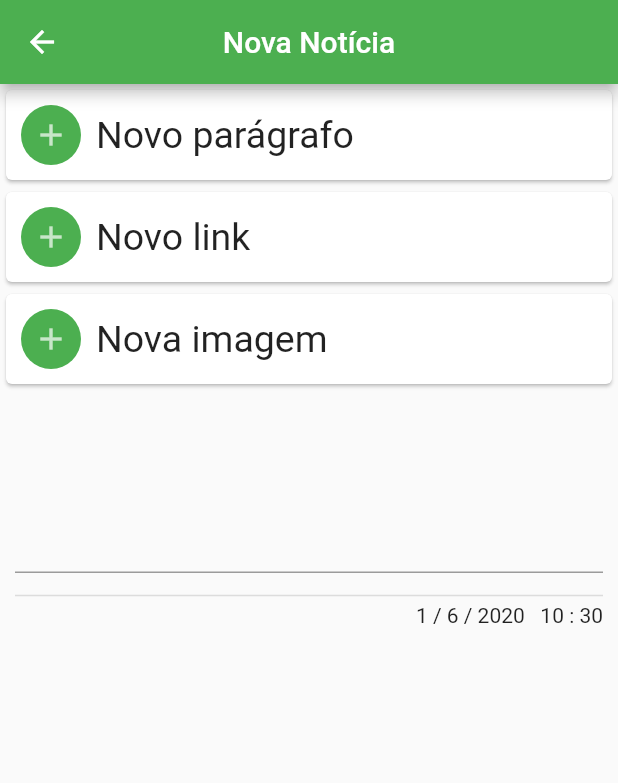
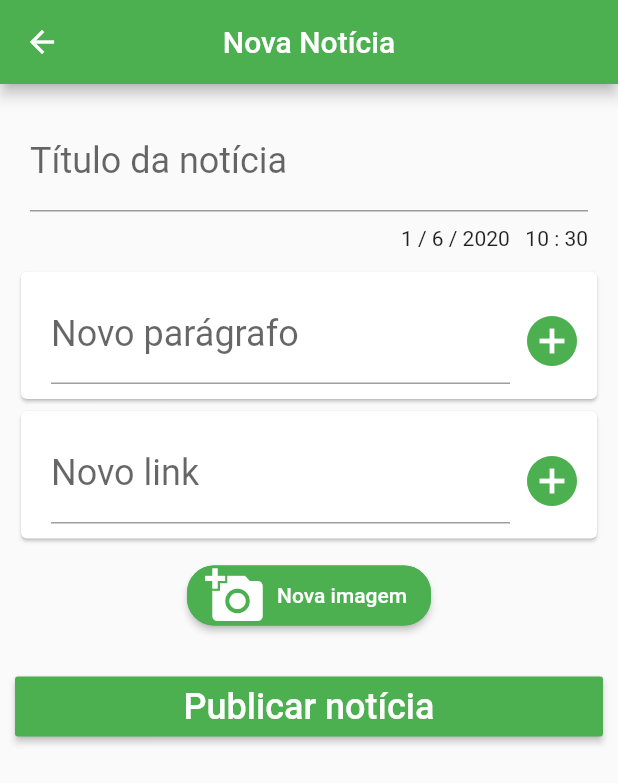
Before and after one commit to jung1989/app_comunica_if, a Flutter app: the InserirNoticia screen opened directly, on a phone screen of 412 x 824 dp. Shown: the top 783 px of the screen. Run offline on Flutter 3.47's test engine with Material 2 defaults, Android fonts, the phone set to English and light mode, and no system bars; our stand-ins replace image_picker; Roboto replaces fonts that are missing (Raleway).

Commit message:
Desenvolvimento da tela de inserção de notícias.

```diff
--- a/lib/model/noticia.dart
+++ b/lib/model/noticia.dart
@@ -18,5 +18,6 @@ class Conteudo {
 
   int tipo;
   String texto;
+  File arquivo;
 
 }
--- a/lib/testes/banco_ficticio.dart
+++ b/lib/testes/banco_ficticio.dart
@@ -167,6 +167,11 @@ class BancoFiciticio {
     return true;
   }
 
+  static bool inserirNoticia(Noticia n) {
+    noticiasBanco.add(n);
+    return true;
+  }
+
   static void _carregarGrupos() {
     _gruposBanco = List();
 
--- a/lib/ui/inserir_noticia.dart
+++ b/lib/ui/inserir_noticia.dart
@@ -1,16 +1,14 @@
-import 'package:app_comunica_if/model/grupo.dart';
-import 'package:app_comunica_if/model/mensagem.dart';
+import 'dart:io';
+
 import 'package:app_comunica_if/model/noticia.dart';
 import 'package:app_comunica_if/sistema/sistema_admin.dart';
 import 'package:app_comunica_if/testes/banco_ficticio.dart';
 import 'package:app_comunica_if/ui/padroes.dart';
+import 'package:flutter/cupertino.dart';
 import 'package:flutter/material.dart';
+import 'package:image_picker/image_picker.dart';
 import 'package:url_launcher/url_launcher.dart';
-
-import 'montar_noticia.dart';
-import 'previa_noticia.dart';
-
-
+import 'dart:async';
 
 class InserirNoticia extends StatefulWidget {
   @override
@@ -18,13 +16,16 @@ class InserirNoticia extends StatefulWidget {
 }
 
 class _InserirNoticiaState extends State<InserirNoticia> {
-
   Noticia noticia;
 
   Conteudo ultimoConteudoRemovido;
   int ultimoIndiceRemovido;
 
+  TextEditingController _controllerTitulo = TextEditingController();
+
   final chaveScaffold = GlobalKey<ScaffoldState>();
+
+  final picker = ImagePicker();
 
   @override
   void initState() {
@@ -47,98 +48,176 @@ class _InserirNoticiaState extends State<InserirNoticia> {
   }
 
   Widget montarPrevia() {
-    return Column(
+    return Padding(
+      padding: EdgeInsets.only(left: 10, right: 10),
+      child: Column(
         children: <Widget>[
-        cardInserirConteudo(context, "Novo parágrafo", null),
-        cardInserirConteudo(context, "Novo link", null),
-        cardInserirConteudo(context, "Nova imagem", null),
-        SizedBox(
-          height: 50,
-        ),
           Column(
             children: montarPreviaNoticia(noticia),
-        )
+          ),
+          cardInserirParagrafo(),
+          cardInserirLink(),
+          cardInserirImagem(),
+          SizedBox(height: 20),
+          SizedBox(
+            width: double.infinity,
+            height: 40,
+            child: RaisedButton(
+                child: Text("Publicar notícia",
+                  style: TextStyle(fontSize: 24, color: Colors.white)),
+                color: Colors.green,
+                onPressed: publicarNoticia
+            ),
+          ),
+          SizedBox(height: 50),
         ],
+      ),
     );
   }
 
   publicarNoticia() {
-//    mensagem.titulo = _controllerTitulo.text;
-//    mensagem.conteudo = _controllerConteudo.text;
-//    mensagem.dataHoraPublicacao = DateTime.now();
-//    mensagem.administrador = SistemaAdmin().administrador;
-//
-//    showDialog(
-//        context: context,
-//        builder: (_) => AlertDialog(
-//          title: Text("Publicar?"),
-//          content:
-//          Column(
-//            mainAxisSize: MainAxisSize.min,
-//            crossAxisAlignment: CrossAxisAlignment.start,
-//            children: <Widget>[
-//              linhaTextoExpandida("Após publicada, a mensagem não poderá ser alterada."),
-//              SizedBox(height: 20),
-//              linhaTextoExpandida("Deseja realmente publicar?"),
-//            ],
-//          ),
-//
-//          actions: <Widget>[
-//            FlatButton(
-//              child: Text("Não"),
-//              onPressed: () {
-//                Navigator.of(context).pop();
-//              },
-//            ),
-//            FlatButton(
-//                child: Text("Sim"),
-//                onPressed: () {
-//                  if (BancoFiciticio.inserirMensagem(mensagem)) {
-//                    Navigator.pop(context);
-//                  }
-//                  Navigator.pop(context);
-//                }),
-//          ],
-//        ));
+    noticia.titulo = _controllerTitulo.text;
+
+    noticia.dataHoraPublicacao = DateTime.now();
+    noticia.administrador = SistemaAdmin().administrador;
+
+    showDialog(
+        context: context,
+        builder: (_) => AlertDialog(
+          title: Text("Publicar?"),
+          content:
+          Column(
+            mainAxisSize: MainAxisSize.min,
+            crossAxisAlignment: CrossAxisAlignment.start,
+            children: <Widget>[
+              linhaTextoExpandida("Após publicada, a notícia não poderá ser alterada."),
+              SizedBox(height: 20),
+              linhaTextoExpandida("Deseja realmente publicar?"),
+            ],
+          ),
+
+          actions: <Widget>[
+            FlatButton(
+              child: Text("Não"),
+              onPressed: () {
+                Navigator.of(context).pop();
+              },
+            ),
+            FlatButton(
+                child: Text("Sim"),
+                onPressed: () {
+                  if (BancoFiciticio.inserirNoticia(noticia)) {
+                    Navigator.pop(context);
+                  }
+                  Navigator.pop(context);
+                }),
+          ],
+        ));
   }
 
-  Widget cardInserirConteudo(
-      BuildContext context, String texto, StatefulWidget sw) {
-    return GestureDetector(
-      onTap: () {
-        Conteudo c = Conteudo();
-        c.texto = "sdhoad sdonsaodi sdohnd asodhn  ";
-        c.tipo = Conteudo.TIPO_PARAGRAFO;
-        setState(() {
-          noticia.conteudos.add(c);
-        });
-//        Navigator.push(context,
-//            MaterialPageRoute(builder: (context) => sw));
-      },
-      child: Card(
+  //card para inserção de parágrafos na notícia
+  Widget cardInserirParagrafo() {
+    TextEditingController paragrafoController = TextEditingController();
+    return Card(
       child: Padding(
           padding: EdgeInsets.all(10),
           child: Row(
             children: <Widget>[
-                CircleAvatar(
-                  backgroundColor: Colors.green,
-                  child: Icon(
-                    Icons.add,
+              SizedBox(width: 10),
+              Expanded(
+                child: inputLinhaSimples("Novo parágrafo", paragrafoController),
               ),
+              IconButton(
+                icon: Icon(
+                  Icons.add_circle,
+                  size: 40,
+                  color: Colors.green,
                 ),
+                onPressed: () {
+                  Conteudo c = Conteudo();
+                  c.texto = paragrafoController.text;
+                  c.tipo = Conteudo.TIPO_PARAGRAFO;
+                  setState(() {
+                    noticia.conteudos.add(c);
+                    paragrafoController.clear();
+                  });
+                },
+              )
+            ],
+          )),
+    );
+  }
+
+  //card para inserção de links na notícia
+  Widget cardInserirLink() {
+    TextEditingController controller = TextEditingController();
+    return Card(
+      child: Padding(
+          padding: EdgeInsets.all(10),
+          child: Row(
+            children: <Widget>[
               SizedBox(
                 width: 10,
               ),
               Expanded(
-                  child: Text(
-                    texto,
-                    style: TextStyle(fontSize: 25),
+                child: inputLinhaSimples("Novo link", controller),
               ),
+              IconButton(
+                icon: Icon(
+                  Icons.add_circle,
+                  size: 40,
+                  color: Colors.green,
+                ),
+                onPressed: () {
+                  Conteudo c = Conteudo();
+                  c.texto = controller.text;
+                  c.tipo = Conteudo.TIPO_LINK;
+                  setState(() {
+                    noticia.conteudos.add(c);
+                    controller.clear();
+                  });
+                },
               )
             ],
           )),
+    );
+  }
+
+  //card para inserção de imagens na notícia
+  Widget cardInserirImagem() {
+    TextEditingController controller = TextEditingController();
+    return Padding(
+        padding: EdgeInsets.all(10),
+        child: RaisedButton.icon(
+          shape: RoundedRectangleBorder(
+              borderRadius: BorderRadius.circular(18.0),
+              side: BorderSide(color: Colors.green)),
+          color: Colors.green,
+          label: Text("Nova imagem", style: TextStyle(color: Colors.white)),
+          icon: Icon(
+            Icons.add_a_photo,
+            size: 40,
+            color: Colors.white,
           ),
-    );
+          onPressed: () {
+            Conteudo c = Conteudo();
+            getImage(c).then((valor) {
+              c.tipo = Conteudo.TIPO_IMAGEM;
+              setState(() {
+                noticia.conteudos.add(c);
+                controller.clear();
+              });
+            });
+          },
+        ));
+  }
+
+  Future getImage(Conteudo conteudo) async {
+    final pickedFile = await picker.getImage(source: ImageSource.gallery);
+
+    setState(() {
+      conteudo.arquivo = File(pickedFile.path);
+    });
   }
 
   List<Widget> montarPreviaNoticia(Noticia noticia) {
@@ -147,23 +226,16 @@ class _InserirNoticiaState extends State<InserirNoticia> {
     conteudos.add(Padding(
       padding: EdgeInsets.only(left: 10, right: 10, top: 20, bottom: 10),
       child: Row(
+        mainAxisSize: MainAxisSize.max,
         crossAxisAlignment: CrossAxisAlignment.end,
         children: <Widget>[
           Expanded(
-            child: TextField(
-              style: TextStyle(fontSize: 24, fontWeight: FontWeight.bold),
-            ),
-          ),
+              child: inputLinhaSimples("Título da notícia", _controllerTitulo)),
         ],
       ),
     ));
 
-    conteudos.add(Divider(
-      height: 10,
-      thickness: 1,
-      indent: 10,
-      endIndent: 10,
-    ));
+
 
     conteudos.add(Padding(
       padding: EdgeInsets.only(right: 10, bottom: 10),
@@ -172,7 +244,6 @@ class _InserirNoticiaState extends State<InserirNoticia> {
         children: <Widget>[
           Text(
             formatarDataHora(noticia.dataHoraPublicacao),
-            //formatar data e hora da noticia
           )
         ],
       ),
@@ -184,37 +255,44 @@ class _InserirNoticiaState extends State<InserirNoticia> {
           conteudos.add(removivel(
               Padding(
                   padding: EdgeInsets.all(10),
+                  child: SizedBox(
+                      width: double.infinity,
                       child: Text(noticia.conteudos[c].texto,
-                      style: TextStyle(fontSize: 16, fontFamily: 'Serif'))),
+                          style:
+                              TextStyle(fontSize: 16, fontFamily: 'Serif')))),
               c));
           break;
         case Conteudo.TIPO_IMAGEM: //imagens
           conteudos.add(removivel(
               Padding(
                   padding: EdgeInsets.all(10),
-                  child: Image.asset(
-                    noticia.conteudos[c].texto,
-                    height: 100,
+                  child: SizedBox(
+                      width: double.infinity,
+                      child: noticia.conteudos[c].arquivo == null
+                          ? Text("Sem imagem...")
+                          : Image.file(
+                              noticia.conteudos[c].arquivo,
+
                               fit: BoxFit.fitWidth,
                               //formatar imagem
-                  )),
+                            ))),
               c));
-
           break;
-
         case Conteudo.TIPO_LINK: //links
           conteudos.add(removivel(
               Padding(
                   padding: EdgeInsets.all(10),
+                  child: SizedBox(
+                      width: double.infinity,
                       child: InkWell(
                           child: new Text(noticia.conteudos[c].texto,
+                              textAlign: TextAlign.center,
                               style: TextStyle(
                                 color: Colors.blue,
                                 decoration: TextDecoration.underline,
                               )),
-                      onTap: () => launch(noticia.conteudos[c].texto))),
+                          onTap: () => launch(noticia.conteudos[c].texto)))),
               c));
-
           break;
       }
     }
@@ -251,14 +329,14 @@ class _InserirNoticiaState extends State<InserirNoticia> {
               label: "Desfazer?",
               onPressed: () {
                 setState(() {
-                  noticia.conteudos.insert(ultimoIndiceRemovido, ultimoConteudoRemovido);
+                  noticia.conteudos
+                      .insert(ultimoIndiceRemovido, ultimoConteudoRemovido);
                 });
               },
             ),
           );
           chaveScaffold.currentState.showSnackBar(snack);
         });
-
       },
     );
   }
--- a/pubspec.yaml
+++ b/pubspec.yaml
@@ -25,6 +25,7 @@ dependencies:
   cupertino_icons: ^0.1.2
   url_launcher: ^5.4.10
   google_fonts: any
+  image_picker: ^0.6.0+3
 
 dev_dependencies:
   flutter_test:
```
Also changed, not shown: lib/main.dart (+11 -39 lines), lib/ui/montar_noticia.dart (+7 -3 lines), pubspec.lock. Lines whose indentation alone changed are shown as unchanged.
